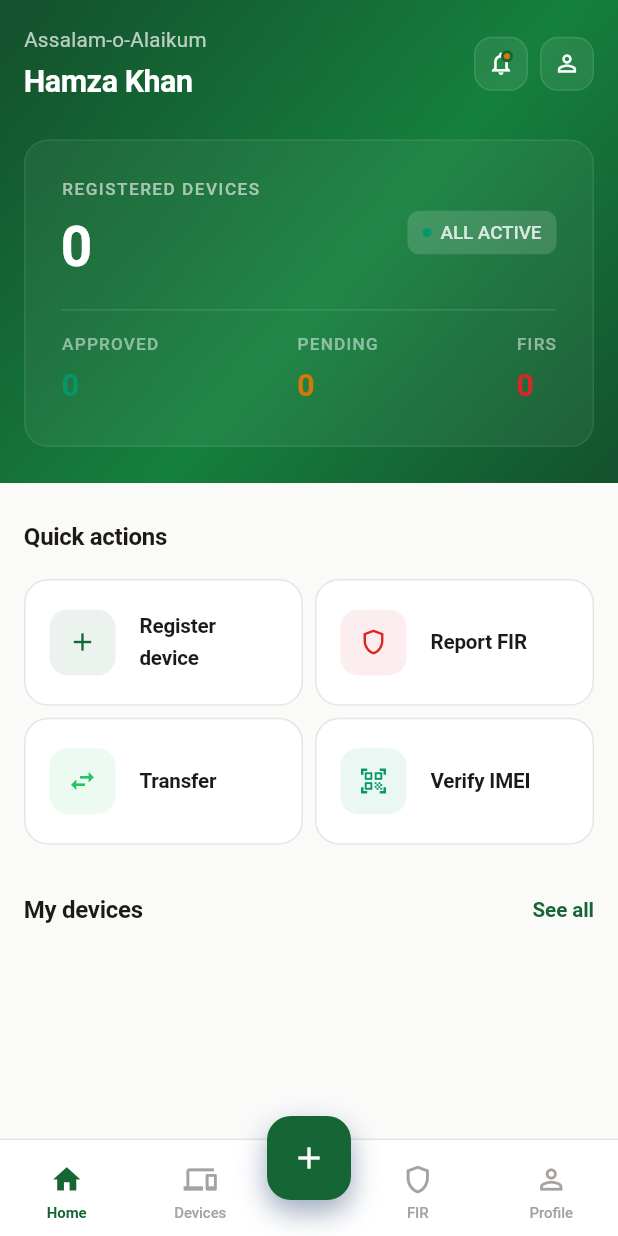
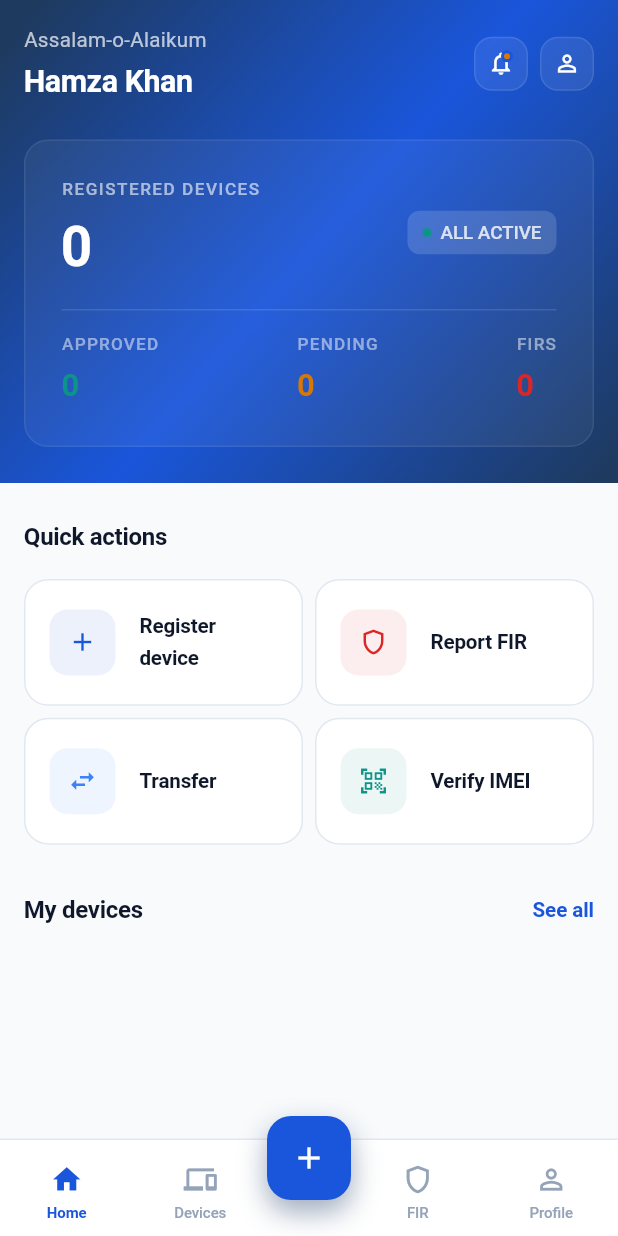
Before and after one commit to mun33b-exe/eDRMP, a Flutter app: the AppShellPage screen opened by its route, on a phone screen of 412 x 824 dp. Run offline on Flutter 3.47's test engine with Material 3 defaults, Android fonts, the phone set to English and light mode, and no system bars; our stand-ins replace connectivity_plus, firebase_core, firebase_messaging, flutter_riverpod, go_router, google_maps_flutter and 5 more; missing offline and left inert: mobile_scanner; accounts and stored records are empty.

Commit message:
Revert "redesign: Forest Green / Sage color palette"
This reverts commit 584a3c7157fbc53770a35b1165f0b291f1a95967.

```diff
--- a/lib/features/dashboard/presentation/dashboard_page.dart
+++ b/lib/features/dashboard/presentation/dashboard_page.dart
@@ -129,10 +129,10 @@ class _HeroHeader extends StatelessWidget {
         gradient: LinearGradient(
           begin: Alignment(-1, -0.8),
           end: Alignment(0.8, 1.2),
-          stops: [0.0, 0.55, 1.0],
+          stops: [0.0, 0.5, 1.0],
           colors: [
             AppColors.primaryDark,
-            AppColors.primaryMid,
+            AppColors.primary,
             AppColors.primaryDark,
           ],
         ),
--- a/lib/theme/colors.dart
+++ b/lib/theme/colors.dart
@@ -1,53 +1,50 @@
 // =============================================================
 // eDRMP — colors.dart
 // Electronic Device Registration & Monitoring Portal (Pakistan)
-// Design System — Forest Green / Sage Palette
+// Design.md Section 2.1 — Core Design System Color Palette
 // =============================================================
 
 import 'package:flutter/material.dart';
 
-/// AppColors — Forest Green / Warm Sage Palette
+/// AppColors — Design.md Section 2.1 Color Palette
 ///
-/// Primary: Forest Green (#166534) — Trust, Authority, Growth
-/// Secondary: Sage (#4ADE80) — Success & Verification
-/// Alert: Warm Red (#DC2626) — Warnings & Rejections
-/// Warning: Amber (#D97706) — Pending & In-Progress
-/// Neutral: Warm Stone — UI Foundation (cream-tinted grays)
+/// Primary: Blue (#0066CC) — Trust & Authority
+/// Secondary: Green (#10B981) — Success & Verification
+/// Alert: Red (#EF4444) — Warnings & Rejections
+/// Warning: Orange (#F97316) — Pending & In-Progress
+/// Neutral: Grays — UI Foundation
 class AppColors {
   AppColors._();
 
   // -------------------------------------------------------------
-  // PRIMARY COLORS — Forest Green (Trust & Authority)
+  // PRIMARY COLORS — Brand Blue (Trust & Authority)
   // -------------------------------------------------------------
-  /// Primary Forest Green — AppBar, primary buttons, active states
-  static const Color primary = Color(0xFF166534);
+  /// Primary Brand Blue — AppBar, primary buttons, active states
+  static const Color primary = Color(0xFF1A56DB);
 
-  /// Darker primary — Pressed state, hero backgrounds
-  static const Color primaryDark = Color(0xFF14532D);
+  /// Darker primary — Pressed state, darker mode primary
+  static const Color primaryDark = Color(0xFF1E3A5F);
 
-  /// Accent primary — Lighter green for secondary highlights
-  static const Color primaryAccent = Color(0xFF22C55E);
+  /// Accent primary — Slightly softer for secondary highlights
+  static const Color primaryAccent = Color(0xFF3B82F6);
 
-  /// Mid-tone primary — Hero gradient mid-point
-  static const Color primaryMid = Color(0xFF15803D);
-
-  /// Soft primary background — Very light sage wash
-  static const Color primarySoft = Color(0xFFF0FDF4);
+  /// Soft primary background — Light blue surfaces
+  static const Color primarySoft = Color(0xFFEFF6FF);
 
   // -------------------------------------------------------------
-  // SECONDARY COLORS — Emerald (Success & Verification)
+  // SECONDARY COLORS — Green (Success & Verification)
   // -------------------------------------------------------------
-  /// Success emerald — Approval states, checkmarks, verified badges
-  static const Color success = Color(0xFF059669);
+  /// Success green — Approval states, checkmarks, verified badges
+  static const Color success = Color(0xFF0D9488);
 
-  /// Darker success — Pressed state
-  static const Color successDark = Color(0xFF047857);
+  /// Darker success — Pressed state, darker backgrounds
+  static const Color successDark = Color(0xFF0F766E);
 
   /// Soft success background
-  static const Color successSoft = Color(0xFFECFDF5);
+  static const Color successSoft = Color(0xFFF0FDFA);
 
   // -------------------------------------------------------------
-  // ALERT COLORS — Warm Red (Warnings & Rejections)
+  // ALERT COLORS — Red (Warnings & Rejections)
   // -------------------------------------------------------------
   /// Error red — Errors, warnings, rejection states
   static const Color error = Color(0xFFDC2626);
@@ -59,9 +56,9 @@ class AppColors {
   static const Color errorSoft = Color(0xFFFEF2F2);
 
   // -------------------------------------------------------------
-  // WARNING COLORS — Amber (Pending & In-Progress)
+  // WARNING COLORS — Orange (Pending & In-Progress)
   // -------------------------------------------------------------
-  /// Warning amber — Pending status, in-progress indicators
+  /// Warning orange — Pending status, in-progress indicators
   static const Color warning = Color(0xFFD97706);
 
   /// Darker warning — Pressed state
@@ -71,64 +68,64 @@ class AppColors {
   static const Color warningSoft = Color(0xFFFFFBEB);
 
   // -------------------------------------------------------------
-  // NEUTRAL STONE — Warm UI Foundation (Light Theme)
+  // NEUTRAL GRAY — UI Foundation (Light Theme)
   // -------------------------------------------------------------
-  /// Page backgrounds — warm off-white
-  static const Color background = Color(0xFFFAFAF9);
+  /// Page backgrounds, light surfaces
+  static const Color background = Color(0xFFF8FAFC);
 
-  /// Cards, elevated surfaces — pure white
+  /// Cards, elevated surfaces
   static const Color surface = Color(0xFFFFFFFF);
 
   /// Card background
   static const Color card = Color(0xFFFFFFFF);
 
-  /// Input field backgrounds — warm stone
-  static const Color inputFill = Color(0xFFFAFAF9);
+  /// Input field backgrounds
+  static const Color inputFill = Color(0xFFF8FAFC);
 
-  /// Body text — warm charcoal
-  static const Color textPrimary = Color(0xFF1C1917);
+  /// Body text, primary labels
+  static const Color textPrimary = Color(0xFF0F172A);
 
-  /// Secondary labels — warm gray
-  static const Color textSecondary = Color(0xFF57534E);
+  /// Secondary labels, hints, timestamps
+  static const Color textSecondary = Color(0xFF475569);
 
-  /// Disabled states — stone
-  static const Color textTertiary = Color(0xFFA8A29E);
+  /// Disabled states, very light labels
+  static const Color textTertiary = Color(0xFF94A3B8);
 
   /// White text — for dark backgrounds
   static const Color textInverse = Color(0xFFFFFFFF);
 
-  /// Subtle dividers, input borders — warm stone
-  static const Color border = Color(0xFFE7E5E4);
+  /// Subtle dividers, input borders
+  static const Color border = Color(0xFFE2E8F0);
 
-  /// More prominent borders
-  static const Color borderStrong = Color(0xFFD6D3D1);
+  /// More prominent borders, focused inputs
+  static const Color borderStrong = Color(0xFFCBD5E1);
 
   /// Divider color
-  static const Color divider = Color(0xFFE7E5E4);
+  static const Color divider = Color(0xFFE2E8F0);
 
   // -------------------------------------------------------------
-  // DARK THEME — Surfaces & Structure (warm dark)
+  // DARK THEME — Surfaces & Structure
   // -------------------------------------------------------------
-  /// Page background (dark) — warm near-black
-  static const Color darkBackground = Color(0xFF0C0A09);
+  /// Page background (dark)
+  static const Color darkBackground = Color(0xFF0C1222);
 
   /// Cards, elevated surfaces (dark)
-  static const Color darkSurface = Color(0xFF1C1917);
+  static const Color darkSurface = Color(0xFF162032);
 
   /// Higher elevation surfaces (dark)
-  static const Color darkSurfaceElevated = Color(0xFF292524);
+  static const Color darkSurfaceElevated = Color(0xFF1E2D45);
 
   /// Primary text on dark
-  static const Color darkTextPrimary = Color(0xFFFAFAF9);
+  static const Color darkTextPrimary = Color(0xFFE2E8F0);
 
   /// Secondary text on dark
-  static const Color darkTextSecondary = Color(0xFFA8A29E);
+  static const Color darkTextSecondary = Color(0xFF94A3B8);
 
   /// Tertiary text on dark
-  static const Color darkTextTertiary = Color(0xFF78716C);
+  static const Color darkTextTertiary = Color(0xFF64748B);
 
-  /// Borders on dark — warm stone
-  static const Color darkBorder = Color(0xFF44403C);
+  /// Borders on dark
+  static const Color darkBorder = Color(0xFF2D3F56);
 
   // -------------------------------------------------------------
   // DOMAIN STATUS — eDRMP Application/Device States
@@ -137,25 +134,25 @@ class AppColors {
   static const Color pending = Color(0xFFD97706);
 
   /// Approved status — emerald
-  static const Color approved = Color(0xFF059669);
+  static const Color approved = Color(0xFF0D9488);
 
   /// Rejected status — red
   static const Color rejected = Color(0xFFDC2626);
 
   /// Verified status — teal
-  static const Color verified = Color(0xFF0D9488);
+  static const Color verified = Color(0xFF0E7490);
 
   /// Blocked status — deep red
   static const Color blocked = Color(0xFF991B1B);
 
   /// Active status — alias of approved
-  static const Color active = Color(0xFF059669);
+  static const Color active = Color(0xFF0D9488);
 
   // Soft/tint variants for badge backgrounds
   static const Color pendingBg = Color(0xFFFFFBEB);
-  static const Color approvedBg = Color(0xFFECFDF5);
+  static const Color approvedBg = Color(0xFFF0FDFA);
   static const Color rejectedBg = Color(0xFFFEF2F2);
-  static const Color verifiedBg = Color(0xFFF0FDFA);
+  static const Color verifiedBg = Color(0xFFECFDF5);
   static const Color blockedBg = Color(0xFFFEF2F2);
 
   // -------------------------------------------------------------
@@ -164,7 +161,7 @@ class AppColors {
   static const Color buttonPrimary = primary;
   static const Color buttonPrimaryPressed = primaryDark;
   static const Color buttonSecondary = surface;
-  static const Color buttonDisabled = Color(0xFFD6D3D1);
+  static const Color buttonDisabled = Color(0xFFE5E7EB);
   static const Color buttonDanger = error;
   static const Color buttonSuccess = success;
   static const Color buttonTextLight = Color(0xFFFFFFFF);
@@ -192,46 +189,45 @@ class AppColors {
   static const Color darkTimelineLine = darkBorder;
   static const Color timelineDone = success;
   static const Color timelineActive = primary;
-  static const Color timelinePending = Color(0xFFA8A29E);
+  static const Color timelinePending = Color(0xFF94A3B8);
   static const Color timelineRejected = rejected;
 
   // -------------------------------------------------------------
   // SHADOWS & ELEVATION
   // -------------------------------------------------------------
-  /// Elevation 1 — warm shadow
-  static const Color shadowLight = Color(0x0A1C1917);
+  /// Elevation 1 shadow color — blue-tinted for depth
+  static const Color shadowLight = Color(0x0A0F172A);
 
-  /// Elevation 2 — warm shadow
-  static const Color shadowMedium = Color(0x141C1917);
+  /// Elevation 2 shadow color — blue-tinted for depth
+  static const Color shadowMedium = Color(0x140F172A);
 
-  /// Elevation 3 — warm shadow
-  static const Color shadowHeavy = Color(0x1F1C1917);
+  /// Elevation 3 shadow color — blue-tinted for depth
+  static const Color shadowHeavy = Color(0x1F0F172A);
 
   // -------------------------------------------------------------
   // SKELETON / SHIMMER
   // -------------------------------------------------------------
-  static const Color shimmerBase = Color(0xFFE7E5E4);
-  static const Color shimmerHighlight = Color(0xFFF5F5F4);
-  static const Color darkShimmerBase = Color(0xFF292524);
-  static const Color darkShimmerHighlight = Color(0xFF44403C);
+  static const Color shimmerBase = Color(0xFFE2E8F0);
+  static const Color shimmerHighlight = Color(0xFFF1F5F9);
+  static const Color darkShimmerBase = Color(0xFF1E2D45);
+  static const Color darkShimmerHighlight = Color(0xFF2D3F56);
 
   // -------------------------------------------------------------
   // MAP — Risk Heat Zones
   // -------------------------------------------------------------
-  static const Color lowRiskZone = Color(0xFF059669);
+  static const Color lowRiskZone = Color(0xFF0D9488);
   static const Color mediumRiskZone = Color(0xFFD97706);
   static const Color highRiskZone = Color(0xFFB91C1C);
 
   // -------------------------------------------------------------
-  // ACCESSIBILITY NOTES
+  // ACCESSIBILITY NOTES (Design.md Appendix A)
   // -------------------------------------------------------------
-  // - primary (#166534) on white → 8.2:1 (AAA)
-  // - success (#059669) on white → 4.6:1 (AA)
+  // - primary (#1A56DB) on white → 7.5:1 (AAA)
+  // - success (#0D9488) on white → 4.6:1 (AA)
   // - error (#DC2626) on white → 4.6:1 (AA)
   // - warning (#D97706) on white → 4.2:1 (AA-large)
-  // - textPrimary (#1C1917) on background (#FAFAF9) → 17:1 (AAA)
-  // - textSecondary (#57534E) on background → 6.5:1 (AAA)
-  // - textTertiary (#A8A29E) on background → 2.7:1 (AA-large)
-  // - On dark: darkTextPrimary (#FAFAF9) on darkBg (#0C0A09) → 19:1 (AAA)
+  // - textSecondary (#475569) on background → 7:1 (AAA)
+  // - textTertiary (#94A3B8) on background → 3.5:1 (AA-large)
+  // - On dark: darkTextPrimary on darkBackground → 13:1 (AAA)
   // =============================================================
 }
```
